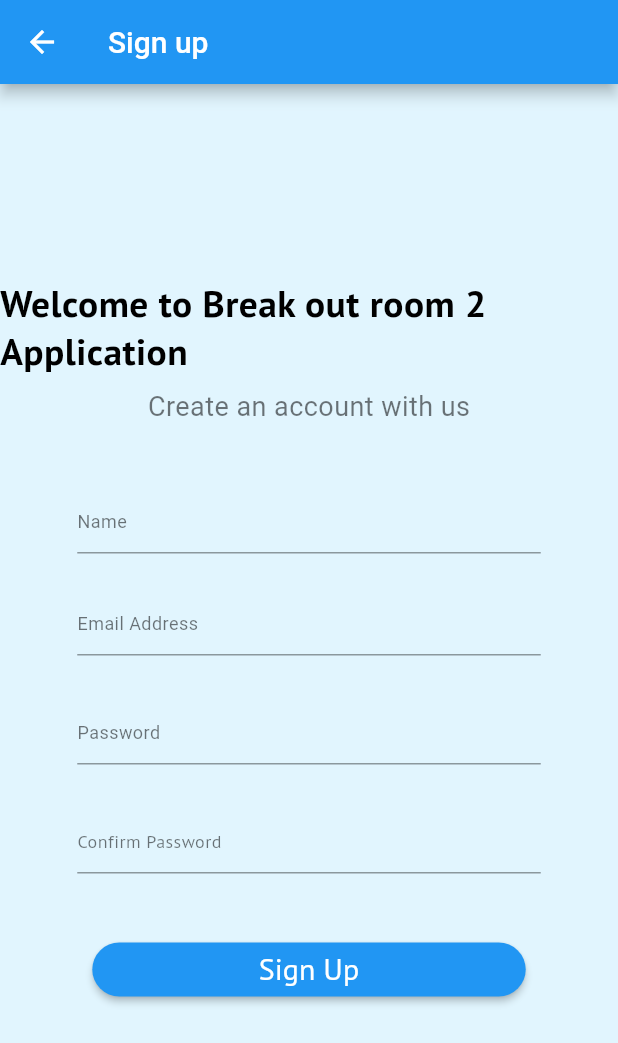
After one commit to Nancy836/loginformflutter, a Flutter app: the screen it shows after launch, after a tap on "SignUp", on a phone screen of 412 x 824 dp. The commit adds this screen. Shown: the top 1043 px of the screen. Run offline on Flutter 3.47's test engine with Material 2 defaults, Android fonts, the phone set to English and light mode, and no system bars; our stand-ins replace firebase_auth, firebase_core, firebase_database, google_fonts; accounts and stored records are empty; network calls fail.

Commit message:
done activites one and two

```diff
--- a/lib/main.dart
+++ b/lib/main.dart
@@ -1,7 +1,12 @@
-import 'package:firebaseauthentification/setup/login.dart';
+import 'package:firebaseauthentification/setup/landing_page.dart';
 import 'package:flutter/material.dart';
+import 'package:firebase_core/firebase_core.dart';
 
-void main() {
+
+void main() async {
+  WidgetsFlutterBinding.ensureInitialized();
+  await Firebase.initializeApp();
+
   runApp(MyApp());
 }
 
@@ -12,18 +17,9 @@ class MyApp extends StatelessWidget {
     return MaterialApp(
       title: 'Flutter Demo',
       theme: ThemeData(
-        // This is the theme of your application.
-        //
-        // Try running your application with "flutter run". You'll see the
-        // application has a blue toolbar. Then, without quitting the app, try
-        // changing the primarySwatch below to Colors.green and then invoke
-        // "hot reload" (press "r" in the console where you ran "flutter run",
-        // or simply save your changes to "hot reload" in a Flutter IDE).
-        // Notice that the counter didn't reset back to zero; the application
-        // is not restarted.
         primarySwatch: Colors.blue,
       ),
-      home: LogIn(),
+      home: LandingPage(),
     );
   }
 }
--- /dev/null
+++ b/lib/setup/landing_page.dart
@@ -0,0 +1,60 @@
+import 'package:firebaseauthentification/setup/login.dart';
+import 'package:firebaseauthentification/setup/signup_page.dart';
+import 'package:flutter/material.dart';
+import 'package:google_fonts/google_fonts.dart';
+
+// We can check if the user is logged in  or not and redirect to  the approp page.
+class LandingPage extends StatefulWidget {
+  @override
+  _LandingPageState createState() => _LandingPageState();
+}
+
+class _LandingPageState extends State<LandingPage> {
+  @override
+  Widget build(BuildContext context) {
+    return Scaffold(
+      body: Center(
+        child: Column(
+          mainAxisAlignment: MainAxisAlignment.center,
+          crossAxisAlignment: CrossAxisAlignment.center,
+          children: [
+            Text(
+              "Welcome to Breakout Room 2 Application",
+              style: TextStyle(fontSize: 20),
+            ),
+            SizedBox(
+              height: 100,
+            ),
+            ElevatedButton(
+                onPressed: () {
+                  Navigator.push(context,
+                      MaterialPageRoute(builder: (context) => SignUp()));
+                },
+                child: Container(
+                    height: 50,
+                    width: 70,
+                    child: Padding(
+                      padding: const EdgeInsets.all(16.0),
+                      child: Text("SignUp"),
+                    ))),
+            SizedBox(
+              height: 30,
+            ),
+            ElevatedButton(
+                onPressed: () {
+                  Navigator.push(context,
+                      MaterialPageRoute(builder: (context) => LogIn()));
+                },
+                child: Container(
+                    height: 50,
+                    width: 70,
+                    child: Padding(
+                      padding: const EdgeInsets.all(16.0),
+                      child: Text("Login"),
+                    )))
+          ],
+        ),
+      ),
+    );
+  }
+}
--- /dev/null
+++ b/lib/setup/signup_page.dart
@@ -0,0 +1,281 @@
+import 'package:firebaseauthentification/setup/home.dart';
+import 'package:firebaseauthentification/setup/login.dart';
+import 'package:flutter/material.dart';
+import 'package:google_fonts/google_fonts.dart';
+import 'package:firebase_database/firebase_database.dart';
+import 'package:firebase_auth/firebase_auth.dart';
+
+FirebaseAuth _auth = FirebaseAuth.instance;
+
+class SignUp extends StatefulWidget {
+  @override
+  _SignUpState createState() => _SignUpState();
+}
+
+class _SignUpState extends State<SignUp> {
+  bool _checked = false;
+  bool _isHidden2 = true;
+  bool _isHidden = true;
+  bool isLoading = false;
+  final _formKey = GlobalKey<FormState>();
+  TextEditingController nameController = TextEditingController();
+  TextEditingController emailController = TextEditingController();
+  TextEditingController passwordController = TextEditingController();
+  TextEditingController passwordMatch = TextEditingController();
+  @override
+  Widget build(BuildContext context) {
+    return Scaffold(
+        backgroundColor: Color(0xFFE1F5FE),
+        appBar: AppBar(title: Text("Sign up")),
+        body: SingleChildScrollView(
+          child: Align(
+            child: Column(children: <Widget>[
+              Padding(padding: EdgeInsets.only(top: 100)),
+              Padding(padding: EdgeInsets.only(top: 30)),
+              Text(
+                "Welcome to Break out room 2 Application",
+                style: GoogleFonts.ptSans(
+                    fontSize: 25,
+                    color: Colors.black,
+                    fontWeight: FontWeight.bold,
+                    letterSpacing: .3),
+              ),
+              Padding(padding: EdgeInsets.only(top: 10)),
+              Text(
+                "Create an account with us",
+                style: GoogleFonts.roboto(
+                  fontSize: 18,
+                  color: Colors.black54,
+                  letterSpacing: .3,
+                ),
+              ),
+              Padding(padding: EdgeInsets.only(top: 20)),
+              SizedBox(
+                height: MediaQuery.of(context).size.height * 0.6,
+                width: MediaQuery.of(context).size.width * 0.75,
+                child: Form(
+                  key: _formKey,
+                  child: SingleChildScrollView(
+                    child: Column(
+                      children: <Widget>[
+                        Padding(
+                          padding: EdgeInsets.only(top: 20.0),
+                          child: TextFormField(
+                            controller: nameController,
+                            style: GoogleFonts.ptSans(
+                              color: Colors.black,
+                              fontSize: 18,
+                              letterSpacing: .3,
+                            ),
+                            textCapitalization: TextCapitalization.words,
+                            decoration: InputDecoration(
+                              hintText: "Name",
+                              hintStyle: GoogleFonts.roboto(
+                                color: Colors.black54,
+                                fontSize: 12,
+                              ),
+                            ),
+                            validator: (value) {
+                              if (value.isEmpty) {
+                                return "Please enter your Name here";
+                              }
+                              return null;
+                            },
+                          ),
+                        ),
+                        Padding(
+                          padding: EdgeInsets.only(top: 20),
+                          child: TextFormField(
+                            style: GoogleFonts.ptSans(
+                              color: Colors.black,
+                              fontSize: 18,
+                              letterSpacing: .3,
+                            ),
+                            controller: emailController,
+                            keyboardType: TextInputType.emailAddress,
+                            decoration: InputDecoration(
+                              hintText: "Email Address",
+                              hintStyle: GoogleFonts.roboto(
+                                color: Colors.black54,
+                                fontSize: 12,
+                              ),
+                            ),
+                            validator: (value) {
+                              if (value.isEmpty) {
+                                return 'Mandatory Field!, Enter an Email Address';
+                              } else if (!value.contains('@')) {
+                                return 'Please enter a valid email address';
+                              }
+                              return null;
+                            },
+                          ),
+                        ),
+                        Padding(
+                          padding: EdgeInsets.only(top: 20),
+                          child: TextFormField(
+                            style: GoogleFonts.ptSans(
+                              color: Colors.black,
+                              fontSize: 18,
+                              letterSpacing: .3,
+                            ),
+                            controller: passwordController,
+                            obscureText: _isHidden,
+                            decoration: InputDecoration(
+                              suffix: InkWell(
+                                onTap: _togglePasswordView,
+                                child: Icon(Icons.visibility),
+                              ),
+                              hintText: "Password",
+                              hintStyle: GoogleFonts.roboto(
+                                color: Colors.black54,
+                                fontSize: 12,
+                              ),
+                            ),
+                            validator: (value) {
+                              if (value.isEmpty) {
+                                return 'Mandatory Field, Enter Password';
+                              } else if (value.length < 8) {
+                                return 'Password must be at least 8 characters!';
+                              }
+                              return null;
+                            },
+                          ),
+                        ),
+                        Padding(
+                          padding: EdgeInsets.only(top: 20),
+                          child: TextFormField(
+                            style: GoogleFonts.ptSans(
+                              color: Colors.black,
+                              fontSize: 18,
+                              letterSpacing: .3,
+                            ),
+                            controller: passwordMatch,
+                            obscureText: _isHidden2,
+                            decoration: InputDecoration(
+                              suffix: InkWell(
+                                onTap: _togglePasswordView2,
+                                child: Icon(Icons.visibility),
+                              ),
+                              hintText: "Confirm Password",
+                              hintStyle: GoogleFonts.ptSans(
+                                color: Colors.black54,
+                                fontSize: 12,
+                              ),
+                            ),
+                            validator: (value) {
+                              if (value.isEmpty) {
+                                return 'Please confirm your password';
+                              } else if (value != passwordController.text) {
+                                return 'Passwords do not match, try again';
+                              }
+                              return null;
+                            },
+                          ),
+                        ),
+                        Padding(padding: EdgeInsets.only(top: 30)),
+                        Padding(
+                          padding: EdgeInsets.all(10),
+                          child: isLoading
+                              ? CircularProgressIndicator()
+                              : SizedBox(
+                                  width: 300,
+                                  child: ElevatedButton(
+                                    style: ElevatedButton.styleFrom(
+                                      shape: RoundedRectangleBorder(
+                                          borderRadius:
+                                              BorderRadius.circular(50)),
+                                    ),
+                                    onPressed: () {
+                                      if (_formKey.currentState.validate()) {
+                                        setState(() {
+                                          isLoading = true;
+                                        });
+                                        _signupandsave();
+                                      }
+                                    },
+                                    child: Text(
+                                      "Sign Up",
+                                      style: GoogleFonts.ptSans(
+                                        color: Colors.white,
+                                        fontSize: 20,
+                                      ),
+                                    ),
+                                  ),
+                                ),
+                        ),
+                      ],
+                    ),
+                  ),
+                ),
+              ),
+            ]),
+          ),
+        ));
+  }
+
+  Future registerToFb(String email, String name, String password) async {
+    try {
+      UserCredential results = await _auth.createUserWithEmailAndPassword(
+          email: email, password: password);
+      final User user = results.user;
+      return true;
+    } catch (e) {
+      return Expando();
+    }
+  }
+
+  void _togglePasswordView() {
+    setState(() {
+      _isHidden = !_isHidden;
+    });
+  }
+
+  void _togglePasswordView2() {
+    setState(() {
+      _isHidden2 = !_isHidden2;
+    });
+  }
+
+  void _signupandsave() async {
+    dynamic result = await registerToFb(
+        emailController.text, nameController.text, passwordController.text);
+    var user = FirebaseAuth.instance.currentUser;
+
+    if (result == true) {
+      print("Successfully Signed Up");
+      Navigator.push(
+          context,
+          MaterialPageRoute(
+              builder: (context) => HomePage(
+                    userid: user.uid,
+                  )));
+
+      //TO DO add uid
+    } else {
+      showDialog(
+          context: context,
+          builder: (BuildContext context) {
+            return AlertDialog(
+              title: Text("Error"),
+              content: Text(result.toString()),
+              actions: [
+                ElevatedButton(
+                  child: Text("Ok"),
+                  onPressed: () {
+                    Navigator.of(context).pop();
+                  },
+                )
+              ],
+            );
+          });
+      setState(() => isLoading = false);
+    }
+    @override
+    void dispose() {
+      super.dispose();
+      nameController.dispose();
+      emailController.dispose();
+      passwordController.dispose();
+    }
+  }
+}
--- a/pubspec.yaml
+++ b/pubspec.yaml
@@ -28,6 +28,11 @@ dependencies:
   # The following adds the Cupertino Icons font to your application.
   # Use with the CupertinoIcons class for iOS style icons.
   cupertino_icons: ^1.0.2
+  google_fonts: ^2.0.0
+  firebase_database: ^6.1.1
+  firebase_auth: ^1.0.1
+  firebase_core: ^1.0.2
+
 
 dev_dependencies:
   flutter_test:
```
Also changed, not shown: lib/setup/home.dart (+43 -4 lines), lib/setup/login.dart (+55 -1 lines), pubspec.lock, 4 other files.
